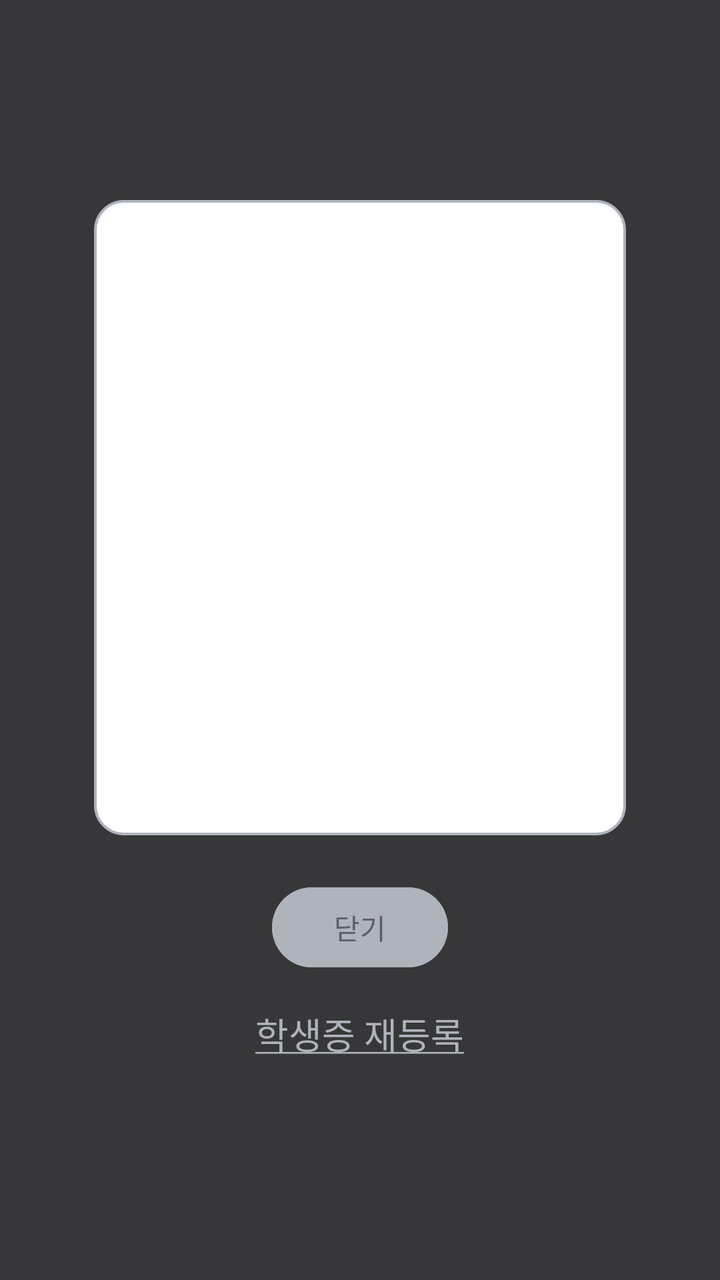
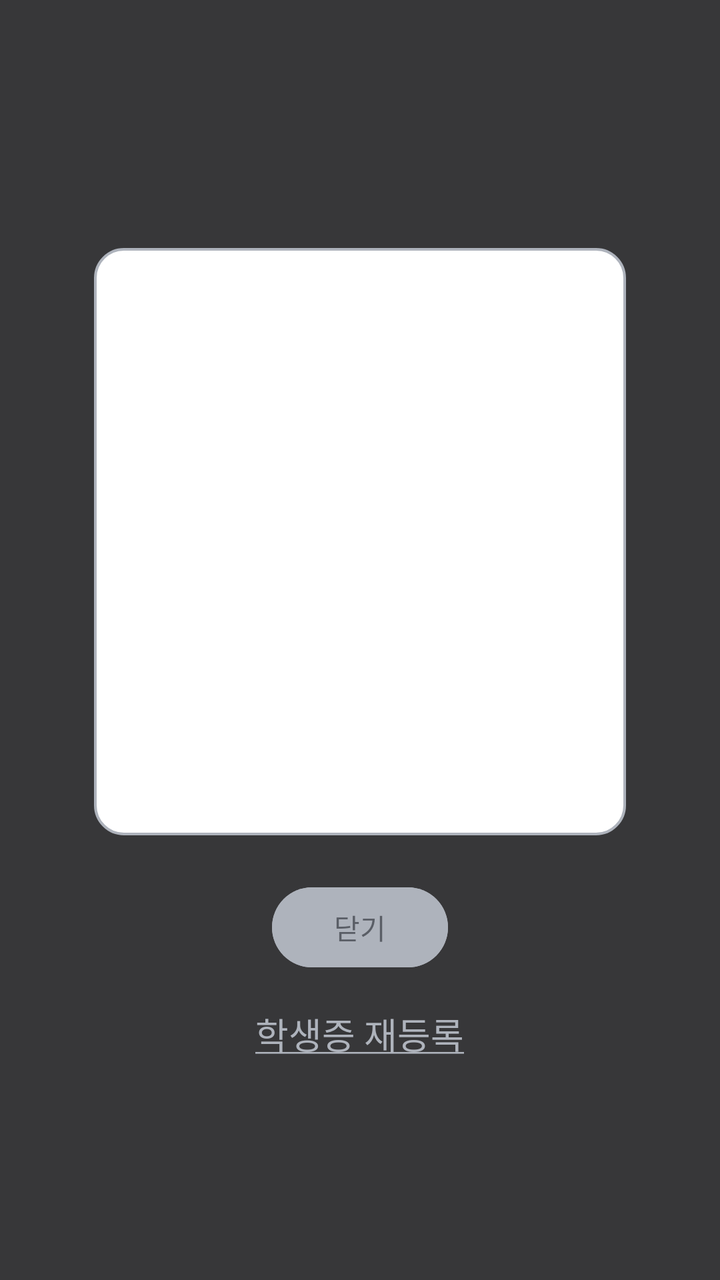

Screens rendered from an Android XML layout before and after an edit, with the pre-edit source and the edit as a unified diff.
<!-- AndroidManifest.xml: application theme Theme.Terbuck -->
<!-- res/layout/fragment_student_card.xml -->
<?xml version="1.0" encoding="utf-8"?>
<androidx.constraintlayout.widget.ConstraintLayout xmlns:android="http://schemas.android.com/apk/res/android"
    xmlns:app="http://schemas.android.com/apk/res-auto"
    xmlns:tools="http://schemas.android.com/tools"
    android:layout_width="match_parent"
    android:layout_height="match_parent"
    android:paddingHorizontal="47dp"
    android:background="#D9141517"
    tools:context=".ui.user.StudentCardFragment" >

    <LinearLayout
        android:layout_width="match_parent"
        android:layout_height="match_parent"
        android:layout_marginVertical="100dp"
        android:orientation="vertical"
        app:layout_constraintBottom_toBottomOf="parent"
        app:layout_constraintEnd_toEndOf="parent"
        app:layout_constraintStart_toStartOf="parent"
        app:layout_constraintTop_toTopOf="parent">

        <androidx.constraintlayout.widget.ConstraintLayout
            android:layout_width="match_parent"
            android:layout_height="match_parent"
            android:background="@drawable/background_white_stroke_black10"
            android:padding="1.35dp"
            android:layout_weight="1">

            <com.google.android.material.imageview.ShapeableImageView
                android:id="@+id/imageView_student_card"
                android:layout_width="0dp"
                android:layout_height="0dp"
                android:layout_gravity="center"
                android:layout_weight="1"
                android:scaleType="centerCrop"
                app:layout_constraintBottom_toBottomOf="parent"
                app:layout_constraintEnd_toEndOf="parent"
                app:layout_constraintStart_toStartOf="parent"
                app:layout_constraintTop_toTopOf="parent"
                app:shapeAppearanceOverlay="@style/RoundSector16" />

        </androidx.constraintlayout.widget.ConstraintLayout>

        <Button
            android:id="@+id/button_close"
            android:layout_width="wrap_content"
            android:layout_height="wrap_content"
            android:layout_gravity="center"
            android:layout_marginTop="22dp"
            android:backgroundTint="@color/black_10"
            android:text="닫기"
            android:textColor="@color/black_30" />

        <TextView
            android:id="@+id/button_re_register"
            style="@style/Text_Medi_18"
            android:layout_width="wrap_content"
            android:layout_height="wrap_content"
            android:layout_gravity="center"
            android:layout_marginTop="6dp"
            android:padding="10dp"
            android:text="@string/re_register_button"
            android:textColor="@color/black_10"
            app:layout_constraintEnd_toEndOf="@+id/button_register"
            app:layout_constraintStart_toStartOf="@+id/button_register"
            app:layout_constraintTop_toBottomOf="@+id/button_register" />
    </LinearLayout>

</androidx.constraintlayout.widget.ConstraintLayout>
<!-- resources referenced by this layout -->
<resources>
  <color name="black_10">#AEB3BC</color>
  <color name="black_30">#5A5E66</color>
  <!-- drawable background_white_stroke_black10 (drawable) -->
  <?xml version="1.0" encoding="utf-8"?>
  <shape xmlns:android="http://schemas.android.com/apk/res/android">
  
      <solid android:color="@color/white"/>
  
      <stroke
          android:color="@color/black_10"
          android:width="1.35dp"/>
  
      <corners android:radius="14.37dp"/>
  </shape>
  <string name="re_register_button"><u>학생증 재등록</u></string>
  <style name="RoundSector16">
          <item name="cornerSizeTopLeft">16dp</item>
          <item name="cornerSizeTopRight">16dp</item>
          <item name="cornerSizeBottomRight">16dp</item>
          <item name="cornerSizeBottomLeft">16dp</item>
          <item name="cornerFamily">rounded</item>
      </style>
  <style name="Text_Medi_18">
          <item name="android:fontFamily">@font/pretendard_medium</item>
          <item name="android:textSize">18sp</item>
      </style>
  <style name="Theme.Terbuck" parent="Base.Theme.Terbuck" />
  <color name="white">#FFFFFFFF</color>
  <style name="Base.Theme.Terbuck" parent="Theme.Material3.DayNight.NoActionBar">
          <item name="colorPrimary">@color/green_50</item>
          <item name="android:statusBarColor">@color/transparent</item>
          <item name="android:textColor">@color/black_50</item>
          <item name="android:windowBackground">@color/white</item>
          <item name="colorControlActivated">@color/green_50</item> 
          <item name="android:windowLightStatusBar">true</item>   
      </style>
  <color name="green_50">#6AD8A9</color>
  <color name="transparent">#00000000</color>
  <color name="black_50">#141517</color>
</resources>

<!-- the commit's change to res/layout/fragment_student_card.xml (unified diff, before → after) -->
@@ -4,6 +4,7 @@
     xmlns:tools="http://schemas.android.com/tools"
     android:layout_width="match_parent"
     android:layout_height="match_parent"
+    android:paddingTop="24dp"
     android:paddingHorizontal="47dp"
     android:background="#D9141517"
     tools:context=".ui.user.StudentCardFragment" >
